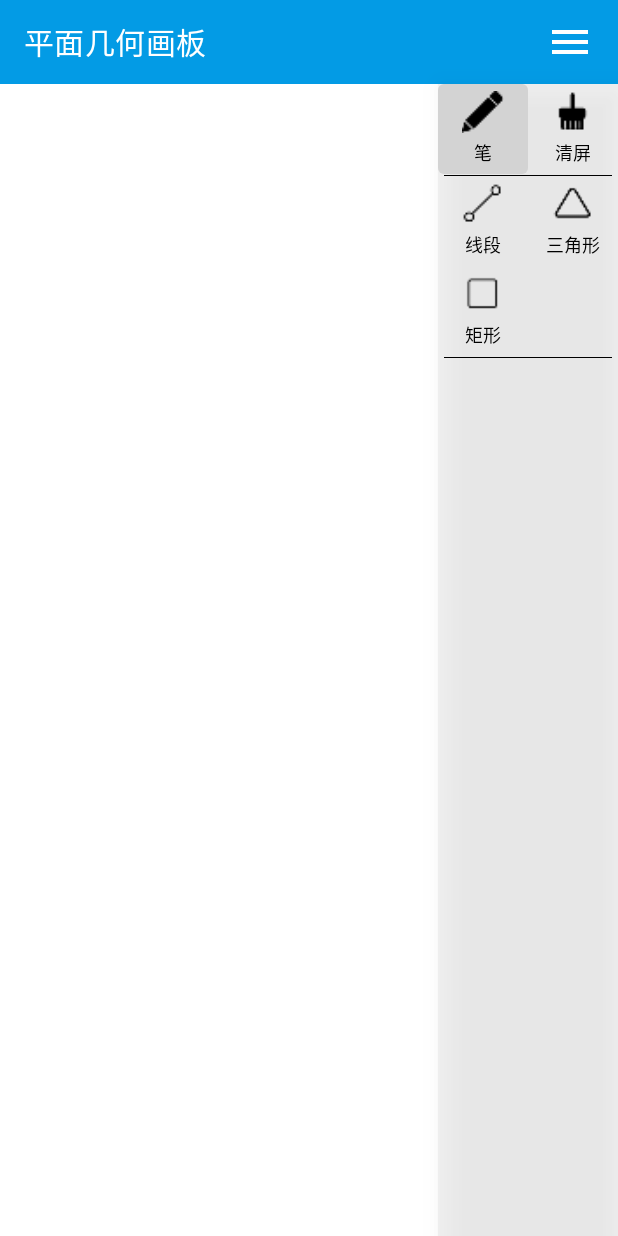
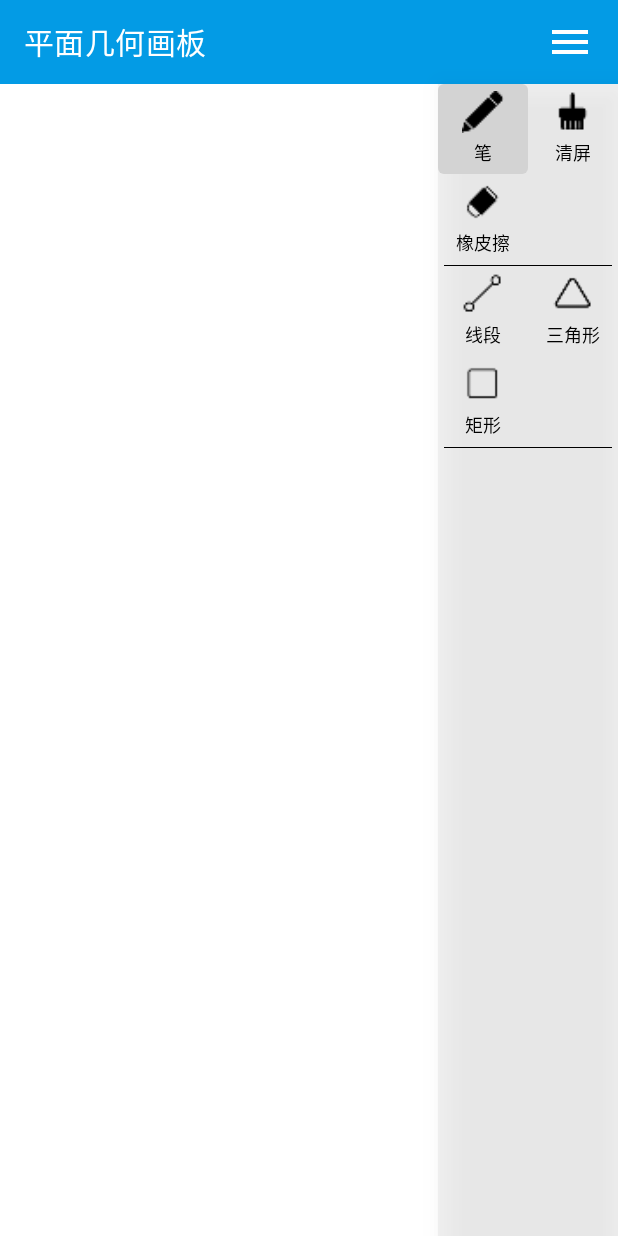
Before and after one commit to quincytann/PlaneGeometrySketchpad, an Android app: the screen it shows after launch (MainActivity), after a tap on an icon or button, on a phone screen of 412 x 824 dp. Run offline under Robolectric (Android 15) with nearby library versions, the phone set to English and light mode, and no system bars; 1 other tap on this screen came first.

Commit message:
新增橡皮擦功能

```diff
--- a/app/src/main/java/com/example/planegeometry/MainActivity.kt
+++ b/app/src/main/java/com/example/planegeometry/MainActivity.kt
@@ -7,6 +7,7 @@ import androidx.appcompat.app.AppCompatActivity
 import androidx.core.view.GravityCompat
 import com.example.planegeometry.utils.ProxyClickListener
 import com.example.planegeometry.views.MenuView.Companion.CLEAR
+import com.example.planegeometry.views.MenuView.Companion.ERASER
 import com.example.planegeometry.views.MenuView.Companion.PEN
 import com.example.planegeometry.views.MenuView.Companion.RECTANGULAR
 import com.example.planegeometry.views.MenuView.Companion.SEGMENT
@@ -67,6 +68,9 @@ class MainActivity : AppCompatActivity() {
                 }
             }
             add {
+                board_view.setPaintMode(ERASER)
+            }
+            add {
                 board_view.setPaintMode(SEGMENT)
             }
             add {
--- /dev/null
+++ b/app/src/main/java/com/example/planegeometry/utils/DemenUtil.kt
@@ -0,0 +1,25 @@
+package com.example.planegeometry.utils
+
+import android.content.res.Resources
+import android.util.TypedValue
+
+object DimenUtils {
+    private val sResource = Resources.getSystem()
+    fun dp2px(dp: Float): Float {
+        val dm = sResource.displayMetrics
+        return TypedValue.applyDimension(TypedValue.COMPLEX_UNIT_DIP, dp, dm)
+    }
+
+    fun dp2pxInt(dp: Float): Int {
+        return dp2px(dp).toInt()
+    }
+
+    fun sp2px(sp: Float): Float {
+        val dm = sResource.displayMetrics
+        return TypedValue.applyDimension(TypedValue.COMPLEX_UNIT_DIP, sp, dm)
+    }
+
+    fun sp2pxInt(sp: Float): Int {
+        return sp2px(sp).toInt()
+    }
+}
--- a/app/src/main/java/com/example/planegeometry/views/BoardView.kt
+++ b/app/src/main/java/com/example/planegeometry/views/BoardView.kt
@@ -7,7 +7,9 @@ import android.util.AttributeSet
 import android.view.MotionEvent
 import android.view.View
 import com.example.planegeometry.utils.CLog
+import com.example.planegeometry.utils.DimenUtils
 import com.example.planegeometry.views.MenuView.Companion.CLEAR
+import com.example.planegeometry.views.MenuView.Companion.ERASER
 import com.example.planegeometry.views.MenuView.Companion.PEN
 import com.example.planegeometry.views.MenuView.Companion.RECTANGULAR
 import com.example.planegeometry.views.MenuView.Companion.SEGMENT
@@ -35,12 +37,13 @@ class BoardView(context: Context?, attrs: AttributeSet?) : View(context, attrs)
         CLog.d(TAG, "init")
         canvas = Canvas()
         path = Path()
-        paint = Paint(Paint.DITHER_FLAG)
+        paint = Paint(Paint.ANTI_ALIAS_FLAG or Paint.DITHER_FLAG)
         // 初始化画笔
         paint.apply {
             color = Color.BLACK
             style = Paint.Style.STROKE
-            strokeWidth = 5f
+            strokeCap = Paint.Cap.ROUND
+            strokeWidth = DimenUtils.dp2px(2f)
             isAntiAlias = true //开启抗锯齿
             isDither = true //开启防抖
         }
@@ -48,8 +51,7 @@ class BoardView(context: Context?, attrs: AttributeSet?) : View(context, attrs)
         textPaint.apply {
             color = Color.BLUE
             style = Paint.Style.FILL
-            strokeWidth = 1f
-            textSize = 30f
+            textSize = DimenUtils.sp2px(15f)
         }
     }
 
@@ -69,7 +71,7 @@ class BoardView(context: Context?, attrs: AttributeSet?) : View(context, attrs)
         val y = event.y
         CLog.d(TAG, "onTouchEvent")
         when(paintMode) {
-            PEN -> {
+            PEN, ERASER -> {
                 when (event.action) {
                     MotionEvent.ACTION_DOWN -> {
                         path.moveTo(x, y)
@@ -80,10 +82,10 @@ class BoardView(context: Context?, attrs: AttributeSet?) : View(context, attrs)
                         path.quadTo(preX, preY, x, y)
                         preX = x
                         preY = y
+                        canvas.drawPath(path, paint)
                         invalidate()
                     }
                 }
-                canvas.drawPath(path, paint)
             }
             CLEAR -> {
 
@@ -101,6 +103,9 @@ class BoardView(context: Context?, attrs: AttributeSet?) : View(context, attrs)
                         } else {
                             path.moveTo(x, y)
                         }
+                    }
+                    MotionEvent.ACTION_MOVE -> {
+
                     }
                 }
                 canvas.apply {
@@ -128,6 +133,14 @@ class BoardView(context: Context?, attrs: AttributeSet?) : View(context, attrs)
 
     fun setPaintMode(mode: Int) {
         paintMode = mode
+        if (mode == ERASER) {
+            paint.xfermode = PorterDuffXfermode(PorterDuff.Mode.CLEAR)
+            paint.strokeWidth = DimenUtils.dp2px(8f)
+        } else {
+            paint.xfermode = null
+            paint.strokeWidth = DimenUtils.dp2px(2f)
+        }
+        path.reset()
         clickTimes = 0
     }
 
--- a/app/src/main/java/com/example/planegeometry/views/MenuView.kt
+++ b/app/src/main/java/com/example/planegeometry/views/MenuView.kt
@@ -23,6 +23,7 @@ class MenuView @JvmOverloads constructor(
         mItemsView.apply {
             add(view.findViewById(R.id.item_pen))
             add(view.findViewById(R.id.item_clear))
+            add(view.findViewById(R.id.item_eraser))
             add(view.findViewById(R.id.item_segment))
             add(view.findViewById(R.id.item_triangle))
             add(view.findViewById(R.id.item_rectangular))
@@ -60,9 +61,10 @@ class MenuView @JvmOverloads constructor(
     companion object {
         const val PEN = 0
         const val CLEAR = 1
-        const val SEGMENT = 2
-        const val TRIANGLE = 3
-        const val RECTANGULAR = 4
+        const val ERASER = 2
+        const val SEGMENT = 3
+        const val TRIANGLE = 4
+        const val RECTANGULAR = 5
     }
 
 }
--- a/app/src/main/res/layout/menu_view_layout.xml
+++ b/app/src/main/res/layout/menu_view_layout.xml
@@ -49,9 +49,30 @@
                 android:textSize="12sp"/>
         </LinearLayout>
 
+        <LinearLayout
+            android:id="@+id/item_eraser"
+            android:layout_width="60dp"
+            android:layout_height="60dp"
+            app:layout_constraintLeft_toLeftOf="parent"
+            app:layout_constraintTop_toBottomOf="@+id/item_pen"
+            android:orientation="vertical"
+            android:gravity="center">
+            <ImageView
+                android:layout_width="28dp"
+                android:layout_height="28dp"
+                android:src="@drawable/eraser"/>
+            <TextView
+                android:layout_width="wrap_content"
+                android:layout_height="wrap_content"
+                android:layout_marginTop="4dp"
+                android:textColor="@color/black"
+                android:text="@string/menu_items_eraser"
+                android:textSize="12sp"/>
+        </LinearLayout>
+
         <View
             android:id="@+id/line1"
-            app:layout_constraintTop_toBottomOf="@id/item_pen"
+            app:layout_constraintTop_toBottomOf="@id/item_eraser"
             android:layout_width="match_parent"
             android:layout_height="0.5dp"
             android:layout_marginTop="0.5dp"
--- a/app/src/main/res/values/strings.xml
+++ b/app/src/main/res/values/strings.xml
@@ -5,7 +5,7 @@
 
     <string name="menu_items_pen">笔</string>
     <string name="menu_items_clear">清屏</string>
-    <string name="menu_items_eraser">删除</string>
+    <string name="menu_items_eraser">橡皮擦</string>
     <string name="menu_items_segment">线段</string>
     <string name="menu_items_triangle">三角形</string>
     <string name="menu_items_rectangular">矩形</string>
```
